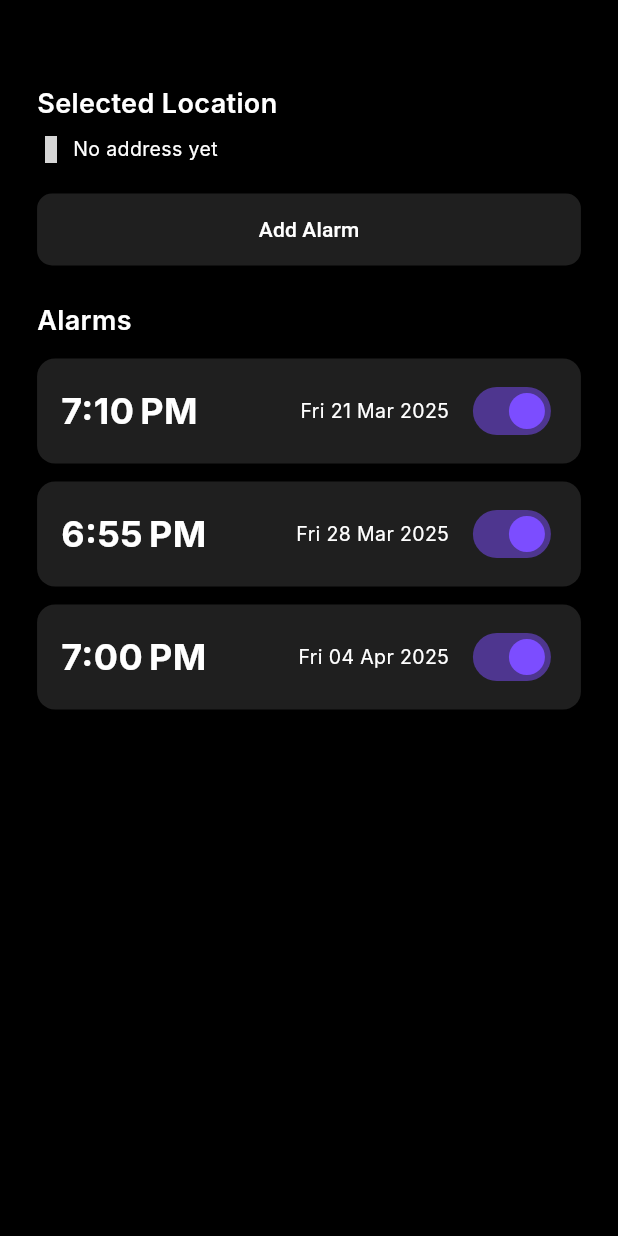
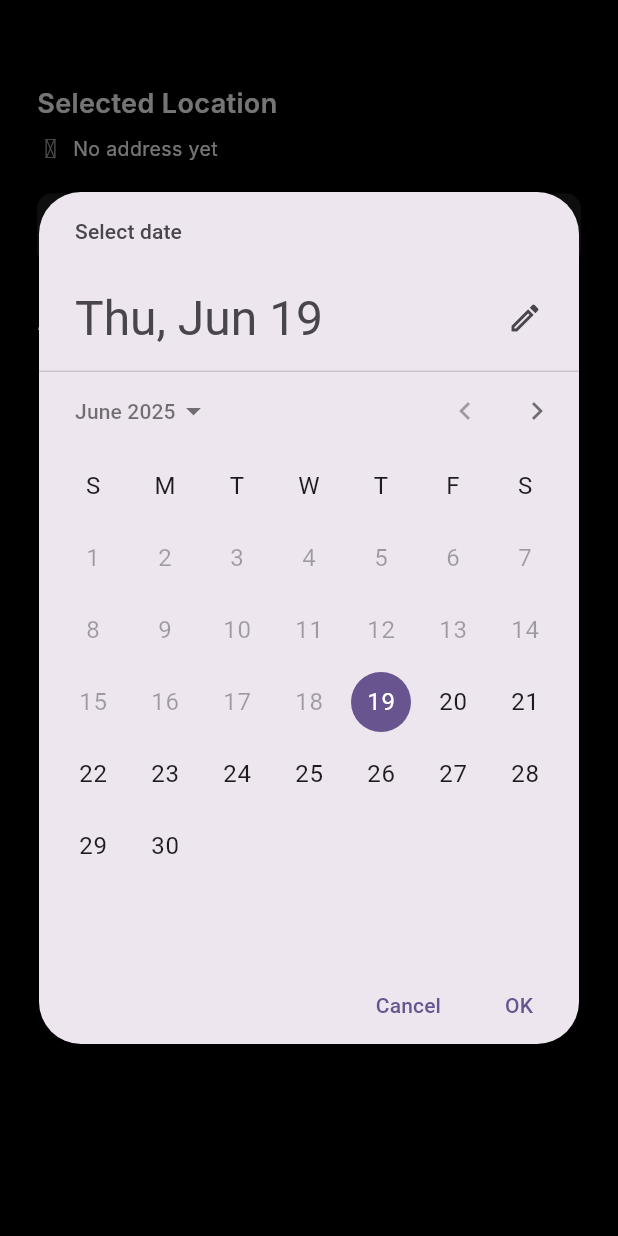
Before and after one commit to jihad1236/Alarm_app, a Flutter app: the HomePage screen opened directly, after a tap on "Add Alarm", on a phone screen of 412 x 824 dp. Run offline on Flutter 3.47's test engine with Material 3 defaults, Android fonts, the light colour scheme and no system bars; our stand-ins replace flutter_local_notifications, flutter_timezone, geocoding, geolocator, get, iconsax and 3 more; accounts and stored records are empty; Roboto replaces fonts that are missing (Inter); grey boxes are pictures that could not be loaded.

Commit message:
UI complete

```diff
--- a/lib/features/views/home_page.dart
+++ b/lib/features/views/home_page.dart
@@ -1,9 +1,9 @@
 import 'package:alram_app/constants/fonts.dart';
+import 'package:alram_app/helpers/alarm_controller.dart';
 import 'package:alram_app/helpers/location_controller.dart';
 import 'package:alram_app/helpers/notification_controller.dart';
 import 'package:flutter/material.dart';
 import 'package:get/get.dart';
-import 'package:get/get_core/src/get_main.dart';
 import 'package:iconsax/iconsax.dart';
 import 'package:intl/intl.dart';
 
@@ -15,41 +15,68 @@ class HomePage extends StatefulWidget {
 }
 
 class _HomePageState extends State<HomePage> {
-  // Dummy alarm data with switch state
-  List<Map<String, dynamic>> alarms = [
-    {
-      'time': TimeOfDay(hour: 19, minute: 10),
-      'date': DateTime(2025, 3, 21),
-      'enabled': true,
-    },
-    {
-      'time': TimeOfDay(hour: 18, minute: 55),
-      'date': DateTime(2025, 3, 28),
-      'enabled': true,
-    },
-    {
-      'time': TimeOfDay(hour: 19, minute: 00),
-      'date': DateTime(2025, 4, 4),
-      'enabled': true,
-    },
-  ];
-
-  String formatTime(TimeOfDay time) {
-    final now = DateTime.now();
-    final dt = DateTime(now.year, now.month, now.day, time.hour, time.minute);
-    return DateFormat.jm().format(dt);
-  }
+  final locationController = Get.put(LocationController());
+  final notificationController = Get.put(NotificationController());
+  final alarmController = Get.put(AlarmController());
 
   String formatDate(DateTime date) {
     return DateFormat('EEE dd MMM yyyy').format(date);
   }
 
-  final locationController = Get.put(LocationController());
-  final notificationController = Get.put(NotificationController());
+  String formatTime(DateTime date) {
+    return DateFormat.jm().format(date);
+  }
+
+  Future<void> pickDateTime() async {
+    final now = DateTime.now();
+
+    final pickedDate = await showDatePicker(
+      context: context,
+      initialDate: now,
+      firstDate: now,
+      lastDate: DateTime(2100),
+    );
+    if (pickedDate == null) return;
+
+    final pickedTime = await showTimePicker(
+      context: context,
+      initialTime: TimeOfDay.now(),
+    );
+    if (pickedTime == null) return;
+
+    final scheduledDateTime = DateTime(
+      pickedDate.year,
+      pickedDate.month,
+      pickedDate.day,
+      pickedTime.hour,
+      pickedTime.minute,
+    );
+
+    // Save alarm to SQLite
+    await alarmController.addAlarm(
+      DateFormat.jm().format(scheduledDateTime),
+      scheduledDateTime
+          .toIso8601String(), // use ISO string to avoid parse errors
+    );
+
+    // Schedule local notification
+    notificationController.shedule_alarm(
+      DateTime.now().millisecondsSinceEpoch.remainder(100000), // unique ID
+      'Alarm',
+      'It\'s time!',
+      scheduledDateTime,
+    );
+  }
+
+  @override
+  void initState() {
+    super.initState();
+    alarmController.loadAlarms();
+  }
+
   @override
   Widget build(BuildContext context) {
     final width = MediaQuery.of(context).size.width;
-    final height = MediaQuery.of(context).size.height;
 
     return Scaffold(
       backgroundColor: Colors.black,
@@ -57,7 +84,7 @@ class _HomePageState extends State<HomePage> {
         backgroundColor: Colors.black,
         elevation: 0,
         automaticallyImplyLeading: false,
-        title: const Text(''),
+        title: const Text(""),
       ),
       body: Padding(
         padding: EdgeInsets.symmetric(horizontal: width * 0.06),
@@ -87,9 +114,7 @@ class _HomePageState extends State<HomePage> {
               width: double.infinity,
               height: 48,
               child: ElevatedButton(
-                onPressed: () {
-                  // TODO: Add alarm logic
-                },
+                onPressed: pickDateTime,
                 style: ElevatedButton.styleFrom(
                   backgroundColor: Colors.white12,
                   foregroundColor: Colors.white,
@@ -108,11 +133,26 @@ class _HomePageState extends State<HomePage> {
 
             // Alarm List
             Expanded(
-              child: ListView.separated(
+              child: Obx(() {
+                final alarms = alarmController.alarms;
+                if (alarms.isEmpty) {
+                  return const Center(
+                    child: Text(
+                      "No alarms set.",
+                      style: TextStyle(color: Colors.white54),
+                    ),
+                  );
+                }
+                return ListView.separated(
                   itemCount: alarms.length,
                   separatorBuilder: (_, __) => const SizedBox(height: 12),
                   itemBuilder: (context, index) {
                     final alarm = alarms[index];
+                    final time = alarm['time'];
+                    final date = alarm['date'];
+                    final isEnabled = alarm['enabled'] == 1;
+                    final alarmId = alarm['id'];
+
                     return Container(
                       padding: const EdgeInsets.symmetric(horizontal: 16),
                       height: 70,
@@ -122,27 +162,17 @@ class _HomePageState extends State<HomePage> {
                       ),
                       child: Row(
                         children: [
-                        // Time
+                          Text(time, style: AppFonts.headingLarge),
+                          const Spacer(),
                           Text(
-                          formatTime(alarm['time']),
-                          style: AppFonts.headingLarge,
-                        ),
-                        const Spacer(),
-
-                        // Date
-                        Text(
-                          formatDate(alarm['date']),
+                            formatDate(DateTime.parse(date)),
                             style: AppFonts.smallLabel,
                           ),
                           const SizedBox(width: 12),
-
-                        // Switch
                           Switch(
-                          value: alarm['enabled'],
+                            value: isEnabled,
                             onChanged: (value) {
-                            setState(() {
-                              alarms[index]['enabled'] = value;
-                            });
+                              alarmController.toggleAlarm(alarmId, value);
                             },
                             activeColor: Colors.deepPurpleAccent,
                           ),
@@ -150,7 +180,8 @@ class _HomePageState extends State<HomePage> {
                       ),
                     );
                   },
-              ),
+                );
+              }),
             ),
           ],
         ),
--- a/lib/features/views/location_page.dart
+++ b/lib/features/views/location_page.dart
@@ -71,6 +71,7 @@ class LocationPage extends StatelessWidget {
                   onPressed: () async {
                     // ✅ Wait for permission and location fetch
                     await locationController.getPermissionAndLocation();
+                    await locationController.initializeTimezoneFromDevice();
 
                     // ✅ Show notification only if permission granted and address is fetched
                     if (locationController.isgaranted.value &&
--- /dev/null
+++ b/lib/helpers/alarm_controller.dart
@@ -0,0 +1,83 @@
+// ignore_for_file: depend_on_referenced_packages
+
+import 'package:get/get.dart';
+import 'package:sqflite/sqflite.dart';
+import 'package:path/path.dart';
+import 'package:path_provider/path_provider.dart';
+
+class AlarmController extends GetxController {
+  final alarms = <Map<String, dynamic>>[].obs;
+  Database? _db;
+
+  @override
+  void onInit() {
+    super.onInit();
+    _initDatabase();
+  }
+
+  /// Initialize SQLite Database
+  Future<void> _initDatabase() async {
+    final docDir = await getApplicationDocumentsDirectory();
+    final dbPath = join(docDir.path, 'alarm.db');
+
+    _db = await openDatabase(
+      dbPath,
+      version: 1,
+      onCreate: (db, version) async {
+        await db.execute('''
+          CREATE TABLE alarms (
+            id INTEGER PRIMARY KEY AUTOINCREMENT,
+            time TEXT NOT NULL,
+            date TEXT NOT NULL,
+            enabled INTEGER NOT NULL
+          )
+        ''');
+      },
+    );
+
+    await loadAlarms();
+  }
+
+  /// Load all alarms from DB
+  Future<void> loadAlarms() async {
+    if (_db == null) return;
+    final data = await _db!.query('alarms', orderBy: 'id DESC');
+    alarms.assignAll(data);
+  }
+
+  /// Add a new alarm
+  Future<void> addAlarm(String time, String date) async {
+    if (_db == null) return;
+
+    final id = await _db!.insert('alarms', {
+      'time': time,
+      'date': date,
+      'enabled': 1,
+    });
+
+    alarms.insert(0, {'id': id, 'time': time, 'date': date, 'enabled': 1});
+  }
+
+  /// Toggle ON/OFF alarm
+  Future<void> toggleAlarm(int id, bool enabled) async {
+    if (_db == null) return;
+
+    await _db!.update(
+      'alarms',
+      {'enabled': enabled ? 1 : 0},
+      where: 'id = ?',
+      whereArgs: [id],
+    );
+
+    await loadAlarms();
+  }
+
+  /// Delete alarm by ID
+  Future<void> deleteAlarm(int id) async {
+    if (_db == null) return;
+
+    await _db!.delete('alarms', where: 'id = ?', whereArgs: [id]);
+
+    await loadAlarms();
+  }
+}
--- a/lib/main.dart
+++ b/lib/main.dart
@@ -1,23 +1,25 @@
-import 'dart:io';
 import 'package:alram_app/features/views/landing_page.dart';
-import 'package:alram_app/features/views/location_page.dart';
-import 'package:alram_app/features/views/testing_page.dart';
+import 'package:alram_app/helpers/alarm_controller.dart';
 import 'package:alram_app/helpers/location_controller.dart';
 import 'package:alram_app/helpers/notification_controller.dart';
-import 'package:alram_app/helpers/test_noti.dart';
-import 'package:alram_app/main.dart';
-import 'package:device_info_plus/device_info_plus.dart';
 import 'package:flutter/material.dart';
 import 'package:get/get.dart';
-import 'package:permission_handler/permission_handler.dart';
+import 'package:timezone/data/latest_all.dart' as tz;
+import 'package:timezone/timezone.dart' as tz;
 
 void main() async {
   WidgetsFlutterBinding.ensureInitialized();
+
+  // Initialize timezone for notifications
+  tz.initializeTimeZones();
+  tz.setLocalLocation(tz.getLocation('Asia/Dhaka')); // Set your local timezone
   NotificationController notificationController = Get.put(
     NotificationController(),
   );
   notificationController.initNotification();
   notificationController.requestNotificationPermission();
+  // Initialize controllers
+  Get.put(AlarmController()); // Handles SQLite init internally
   Get.put(LocationController());
 
   runApp(const MyApp());
--- a/pubspec.yaml
+++ b/pubspec.yaml
@@ -44,6 +44,9 @@ dependencies:
   timezone: ^0.10.1
   flutter_local_notifications: ^19.2.1
   device_info_plus: ^11.5.0
+  sqflite: ^2.4.2
+  path_provider: ^2.1.5
+  flutter_timezone: ^4.1.1
 
 dev_dependencies:
   flutter_test:
```
Also changed, not shown: lib/helpers/alarm_database.dart (added, +61 -0 lines), lib/helpers/alarm_model.dart (added, +23 -0 lines), lib/helpers/location_controller.dart (+19 -0 lines), lib/helpers/notification_controller.dart (+26 -28 lines), lib/helpers/test_noti.dart (deleted, +0 -36 lines), pubspec.lock, 5 other files. Lines whose indentation alone changed are shown as unchanged.
